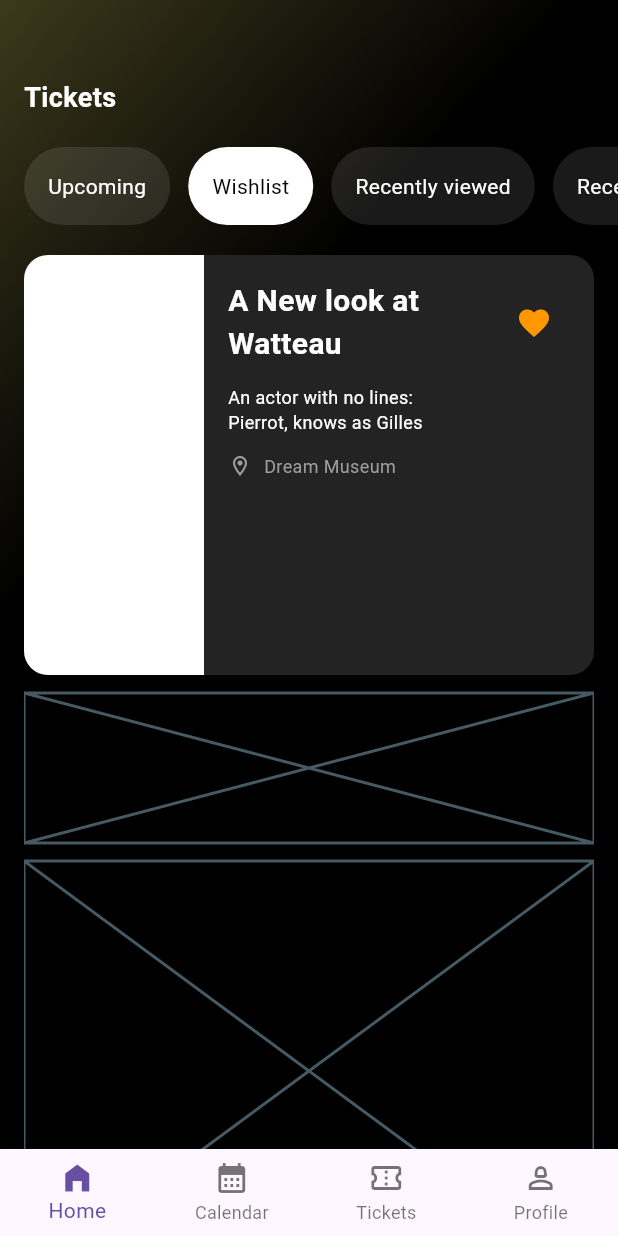
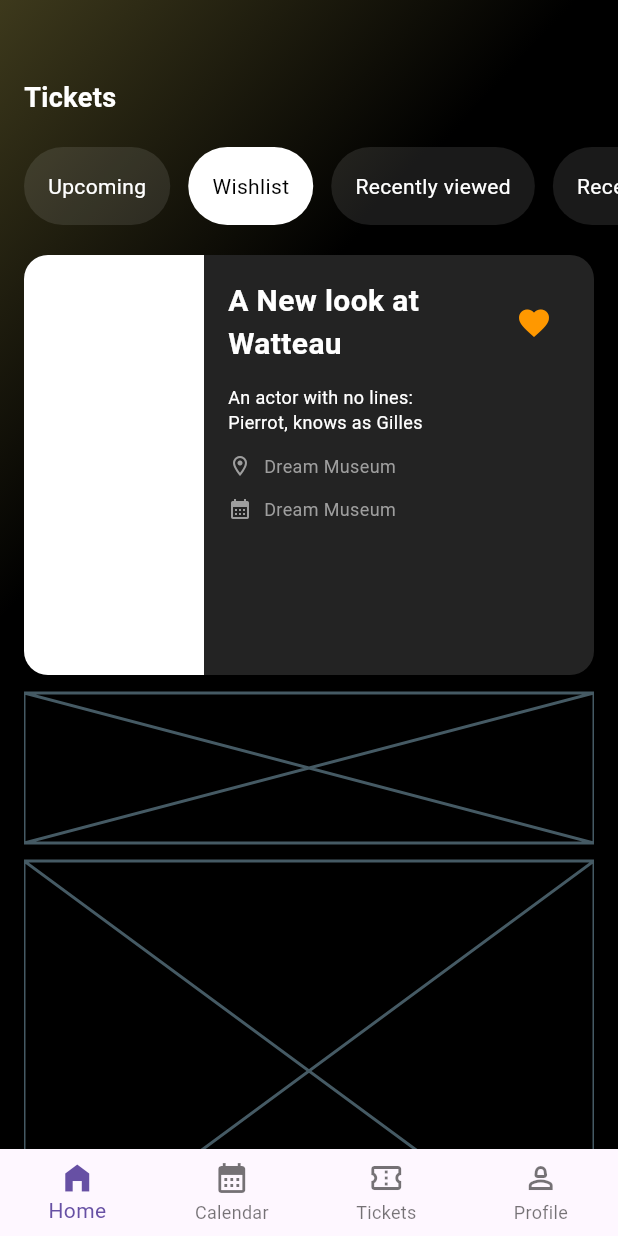
Before and after one commit to JAICHANGPARK/flutter_notebook_chapter_43, a Flutter app: the EventHomePage screen opened directly, on a phone screen of 412 x 824 dp. Run offline on Flutter 3.47's test engine with Material 3 defaults, Android fonts, the phone set to English and light mode, and no system bars; our stand-ins replace gap, hugeicons, percent_indicator.

Commit message:
Update event_home_page.dart

```diff
--- a/lib/ep2186_event_app/ui/event_home_page.dart
+++ b/lib/ep2186_event_app/ui/event_home_page.dart
@@ -195,6 +195,23 @@ class _EventHomePageState extends State<EventHomePage> {
                                               ),
                                             ],
                                           ),
+                                          Row(
+                                            spacing: 8,
+                                            children: [
+                                              Icon(
+                                                Icons.calendar_month,
+                                                color: Colors.grey,
+                                                size: 16,
+                                              ),
+                                              Text(
+                                                "Dream Museum",
+                                                style: TextStyle(
+                                                  fontSize: 12,
+                                                  color: Colors.grey,
+                                                ),
+                                              ),
+                                            ],
+                                          ),
                                         ],
                                       ),
                                     ),
```
